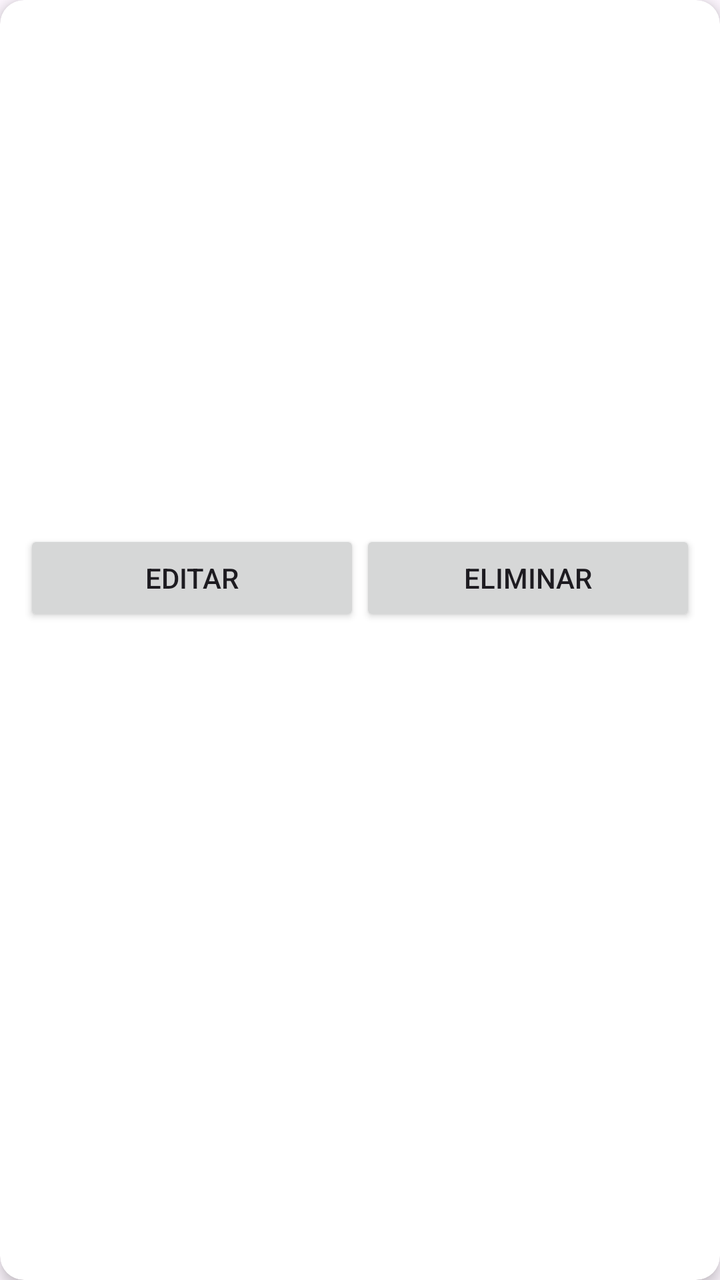
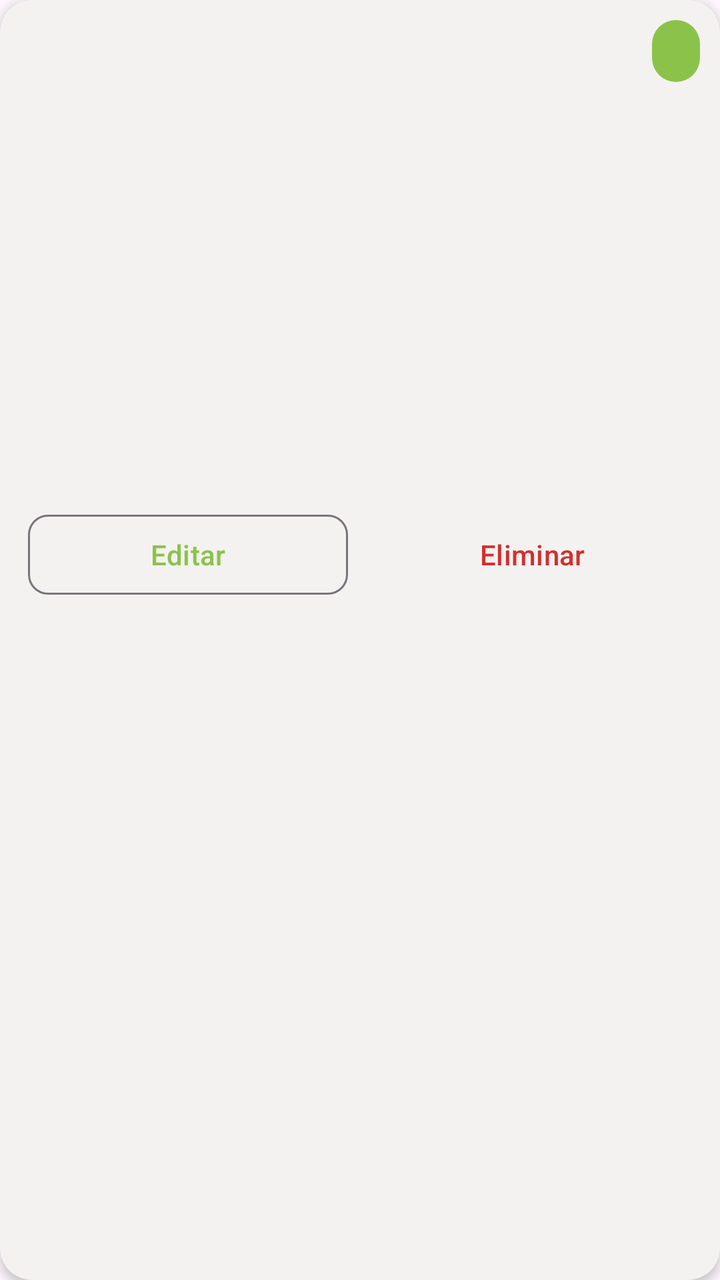

The first picture is an Android layout as it rendered before a commit; the second is the same layout after the commit. The layout source and the unified diff follow.
<!-- AndroidManifest.xml: application theme Theme.AgenciaViajes -->
<!-- res/layout/item_destino.xml -->
<?xml version="1.0" encoding="utf-8"?>
<androidx.cardview.widget.CardView xmlns:android="http://schemas.android.com/apk/res/android"
    android:layout_width="match_parent"
    android:layout_height="wrap_content"
    android:layout_margin="8dp"
    app:cardCornerRadius="12dp"
    app:cardElevation="4dp"
    xmlns:app="http://schemas.android.com/apk/res-auto">

    <LinearLayout
        android:layout_width="match_parent"
        android:layout_height="wrap_content"
        android:orientation="vertical">

        <ImageView
            android:id="@+id/ivDestino"
            android:layout_width="match_parent"
            android:layout_height="180dp"
            android:scaleType="centerCrop" />

        <LinearLayout
            android:layout_width="match_parent"
            android:layout_height="wrap_content"
            android:orientation="vertical"
            android:padding="12dp">

            <TextView
                android:id="@+id/tvNombre"
                android:layout_width="match_parent"
                android:layout_height="wrap_content"
                android:textSize="18sp"
                android:textStyle="bold" />

            <TextView
                android:id="@+id/tvPrecio"
                android:layout_width="match_parent"
                android:layout_height="wrap_content"
                android:textSize="16sp" />

            <TextView
                android:id="@+id/tvDescripcion"
                android:layout_width="match_parent"
                android:layout_height="wrap_content"
                android:maxLines="2"
                android:ellipsize="end" />

            <LinearLayout
                android:layout_width="match_parent"
                android:layout_height="wrap_content"
                android:orientation="horizontal"
                android:layout_marginTop="8dp">

                <Button
                    android:id="@+id/btnEditar"
                    android:layout_width="0dp"
                    android:layout_height="wrap_content"
                    android:layout_weight="1"
                    android:text="@string/btn_editar" />

                <Button
                    android:id="@+id/btnEliminar"
                    android:layout_width="0dp"
                    android:layout_height="wrap_content"
                    android:layout_weight="1"
                    android:text="@string/btn_eliminar" />

            </LinearLayout>

        </LinearLayout>
    </LinearLayout>
</androidx.cardview.widget.CardView>
<!-- resources referenced by this layout -->
<resources>
  <string name="btn_editar">Editar</string>
  <string name="btn_eliminar">Eliminar</string>
  <style name="Theme.AgenciaViajes" parent="Base.Theme.AgenciaViajes" />
  <style name="Base.Theme.AgenciaViajes" parent="Theme.Material3.DayNight.NoActionBar">
          
          <item name="colorPrimary">@color/colorPrimary</item>
          <item name="colorOnPrimary">@color/white</item>
          <item name="colorPrimaryContainer">@color/colorPrimary</item>
          <item name="colorOnPrimaryContainer">@color/white</item>
  
          
          <item name="colorSecondary">@color/colorAccent</item>
          <item name="colorOnSecondary">@color/white</item>
          <item name="colorSecondaryContainer">@color/colorAccent</item>
          <item name="colorOnSecondaryContainer">@color/white</item>
  
          
          <item name="android:statusBarColor">@color/colorPrimaryDark</item>
      </style>
  <color name="colorPrimary">#8BC34A</color>
  <color name="white">#FFFFFFFF</color>
  <color name="colorAccent">#7C4DFF</color>
  <color name="colorPrimaryDark">#689F38</color>
</resources>

<!-- the commit's change to res/layout/item_destino.xml (unified diff, before → after) -->
@@ -1,28 +1,48 @@
 <?xml version="1.0" encoding="utf-8"?>
-<androidx.cardview.widget.CardView xmlns:android="http://schemas.android.com/apk/res/android"
+<com.google.android.material.card.MaterialCardView xmlns:android="http://schemas.android.com/apk/res/android"
+    xmlns:app="http://schemas.android.com/apk/res-auto"
     android:layout_width="match_parent"
     android:layout_height="wrap_content"
-    android:layout_margin="8dp"
-    app:cardCornerRadius="12dp"
-    app:cardElevation="4dp"
-    xmlns:app="http://schemas.android.com/apk/res-auto">
+    android:layout_marginHorizontal="12dp"
+    android:layout_marginVertical="6dp"
+    app:cardCornerRadius="16dp"
+    app:cardElevation="3dp"
+    app:strokeWidth="0dp">
 
     <LinearLayout
         android:layout_width="match_parent"
         android:layout_height="wrap_content"
         android:orientation="vertical">
 
-        <ImageView
-            android:id="@+id/ivDestino"
+        <FrameLayout
             android:layout_width="match_parent"
-            android:layout_height="180dp"
-            android:scaleType="centerCrop" />
+            android:layout_height="180dp">
+
+            <ImageView
+                android:id="@+id/ivDestino"
+                android:layout_width="match_parent"
+                android:layout_height="match_parent"
+                android:scaleType="centerCrop" />
+
+            <TextView
+                android:id="@+id/tvPrecio"
+                android:layout_width="wrap_content"
+                android:layout_height="wrap_content"
+                android:layout_gravity="top|end"
+                android:layout_margin="10dp"
+                android:background="@drawable/bg_precio_chip"
+                android:paddingHorizontal="12dp"
+                android:paddingVertical="6dp"
+                android:textColor="@color/white"
+                android:textStyle="bold" />
+
+        </FrameLayout>
 
         <LinearLayout
             android:layout_width="match_parent"
             android:layout_height="wrap_content"
             android:orientation="vertical"
-            android:padding="12dp">
+            android:padding="14dp">
 
             <TextView
                 android:id="@+id/tvNombre"
@@ -32,40 +52,43 @@
                 android:textStyle="bold" />
 
             <TextView
-                android:id="@+id/tvPrecio"
-                android:layout_width="match_parent"
-                android:layout_height="wrap_content"
-                android:textSize="16sp" />
-
-            <TextView
                 android:id="@+id/tvDescripcion"
                 android:layout_width="match_parent"
                 android:layout_height="wrap_content"
                 android:maxLines="2"
-                android:ellipsize="end" />
+                android:ellipsize="end"
+                android:alpha="0.7"
+                android:layout_marginTop="4dp" />
 
             <LinearLayout
                 android:layout_width="match_parent"
                 android:layout_height="wrap_content"
                 android:orientation="horizontal"
-                android:layout_marginTop="8dp">
+                android:layout_marginTop="12dp">
 
-                <Button
+                <com.google.android.material.button.MaterialButton
                     android:id="@+id/btnEditar"
+                    style="@style/Widget.Material3.Button.OutlinedButton"
                     android:layout_width="0dp"
                     android:layout_height="wrap_content"
                     android:layout_weight="1"
+                    android:layout_marginEnd="6dp"
+                    app:cornerRadius="10dp"
                     android:text="@string/btn_editar" />
 
-                <Button
+                <com.google.android.material.button.MaterialButton
                     android:id="@+id/btnEliminar"
+                    style="@style/Widget.Material3.Button.TextButton"
                     android:layout_width="0dp"
                     android:layout_height="wrap_content"
                     android:layout_weight="1"
+                    android:layout_marginStart="6dp"
+                    android:textColor="#D32F2F"
+                    app:cornerRadius="10dp"
                     android:text="@string/btn_eliminar" />
 
             </LinearLayout>
 
         </LinearLayout>
     </LinearLayout>
-</androidx.cardview.widget.CardView>
+</com.google.android.material.card.MaterialCardView>
<!-- resource entries referenced after the edit -->
@@ -1,8 +1,17 @@
 <!-- resources referenced by this layout -->
 <resources>
+  <color name="white">#FFFFFFFF</color>
+  <!-- drawable bg_precio_chip (drawable) -->
+  <?xml version="1.0" encoding="utf-8"?>
+  <shape xmlns:android="http://schemas.android.com/apk/res/android"
+      android:shape="rectangle">
+      <solid android:color="@color/colorPrimary" />
+      <corners android:radius="20dp" />
+  </shape>
   <string name="btn_editar">Editar</string>
   <string name="btn_eliminar">Eliminar</string>
   <style name="Theme.AgenciaViajes" parent="Base.Theme.AgenciaViajes" />
+  <color name="colorPrimary">#8BC34A</color>
   <style name="Base.Theme.AgenciaViajes" parent="Theme.Material3.DayNight.NoActionBar">
           
           <item name="colorPrimary">@color/colorPrimary</item>
@@ -19,8 +28,6 @@
           
           <item name="android:statusBarColor">@color/colorPrimaryDark</item>
       </style>
-  <color name="colorPrimary">#8BC34A</color>
-  <color name="white">#FFFFFFFF</color>
   <color name="colorAccent">#7C4DFF</color>
   <color name="colorPrimaryDark">#689F38</color>
 </resources>
